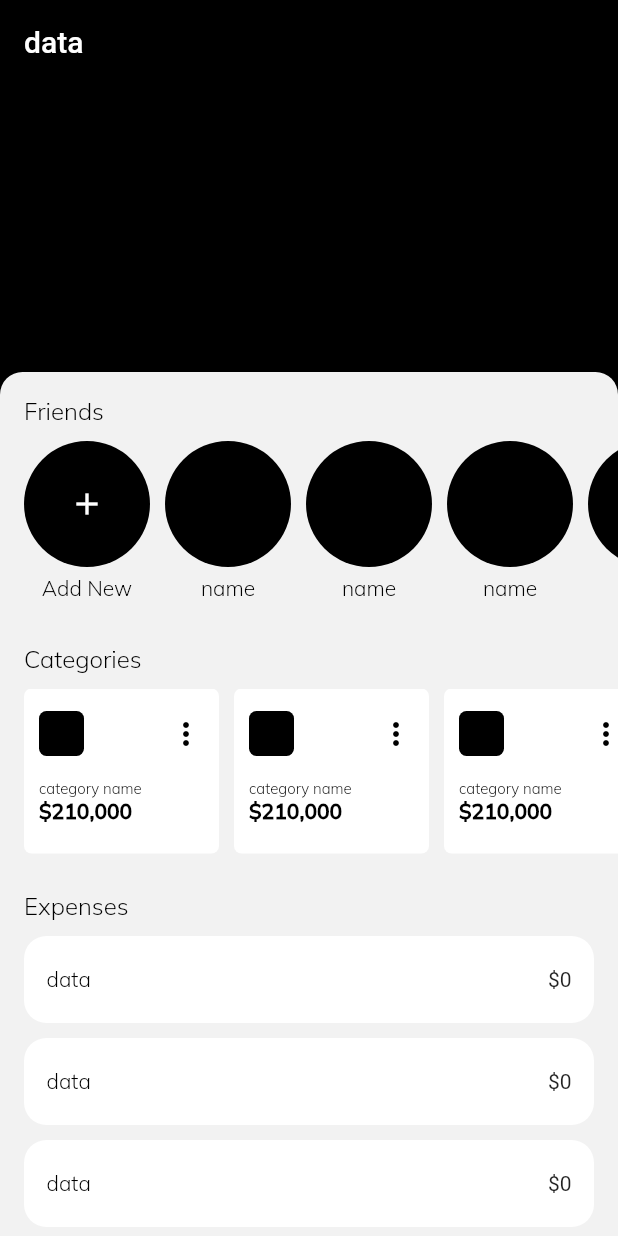
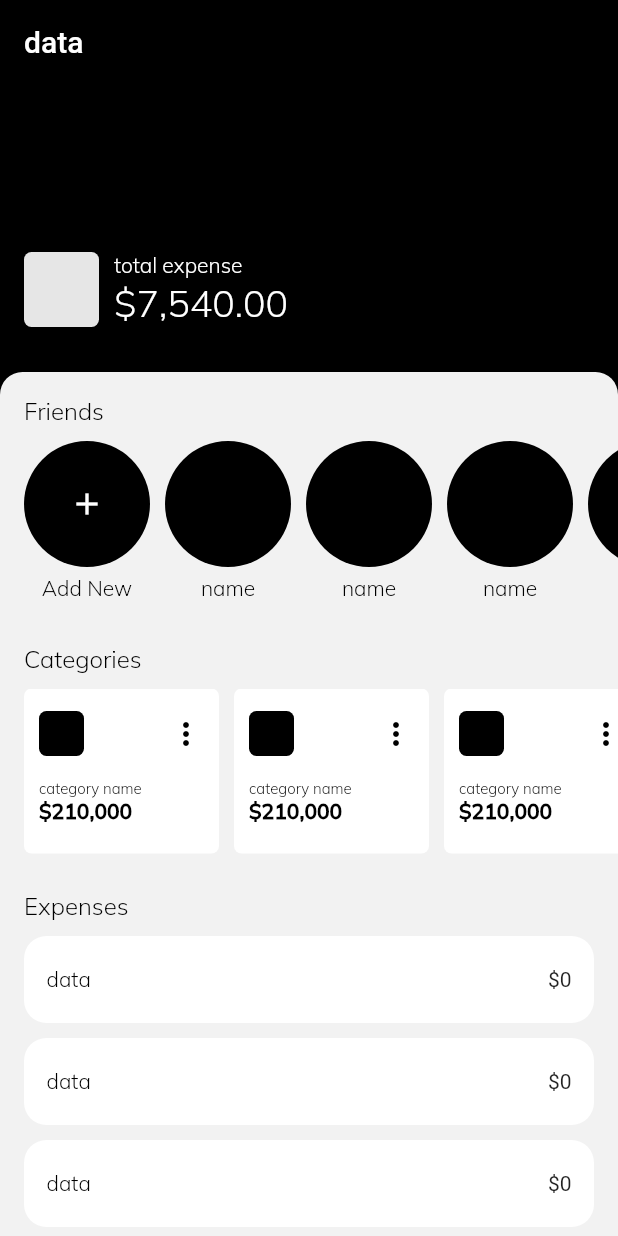
Before and after one commit to aliazimoshan/dongi, a Flutter app: the screen it shows after launch, on a phone screen of 412 x 824 dp. Run offline on Flutter 3.47's test engine with Material 2 defaults, Android fonts, the phone set to English and light mode, and no system bars; our stand-ins replace flutter_svg, hooks_riverpod.

Commit message:
3, adding total expense to box page

```diff
--- a/lib/app/box/box_review/box_review_page.dart
+++ b/lib/app/box/box_review/box_review_page.dart
@@ -22,7 +22,11 @@ class BoxReviewPage extends ConsumerWidget with BoxReviewWidget {
         children: [
           Expanded(
             flex: 1,
-            child: Container(),
+            child: Container(
+              padding: const EdgeInsets.symmetric(horizontal: 16, vertical: 30),
+              alignment: Alignment.bottomLeft,
+              child: totalExpense(),
+            ),
           ),
           Expanded(
             flex: 3,
--- a/lib/app/box/box_review/box_review_widget.dart
+++ b/lib/app/box/box_review/box_review_widget.dart
@@ -7,6 +7,39 @@ import '../../../widgets/friends/friends_widget.dart';
 import '../../../widgets/list_tile/custom_list_tile.dart';
 
 class BoxReviewWidget {
+  /// * ----- total expense
+  totalExpense() => SizedBox(
+        height: 50,
+        child: Row(
+          crossAxisAlignment: CrossAxisAlignment.center,
+          children: [
+            Container(
+              width: 50,
+              height: 50,
+              decoration: BoxDecoration(
+                color: ColorConfig.baseGrey,
+                borderRadius: BorderRadius.circular(5),
+              ),
+            ),
+            const SizedBox(width: 10),
+            Column(
+              crossAxisAlignment: CrossAxisAlignment.start,
+              children: [
+                Text(
+                  'total expense',
+                  style:
+                      FontConfig.body2().copyWith(color: ColorConfig.pureWhite),
+                ),
+                Text(
+                  '\$7,540.00',
+                  style: FontConfig.h5().copyWith(color: ColorConfig.pureWhite),
+                ),
+              ],
+            ),
+          ],
+        ),
+      );
+
   /// * ----- friends list
   friendsList() => Column(
         crossAxisAlignment: CrossAxisAlignment.start,
```
